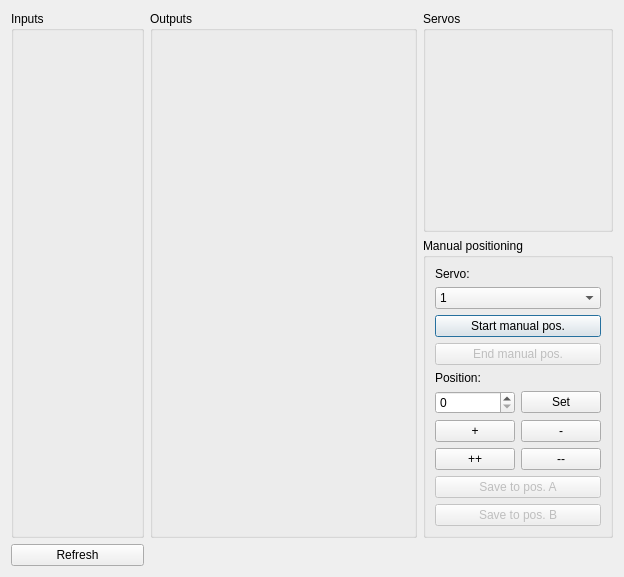
Old version of the form ui/modules/mtbunisio.ui in the repository kmzbrnoI/mtb-config-tool.
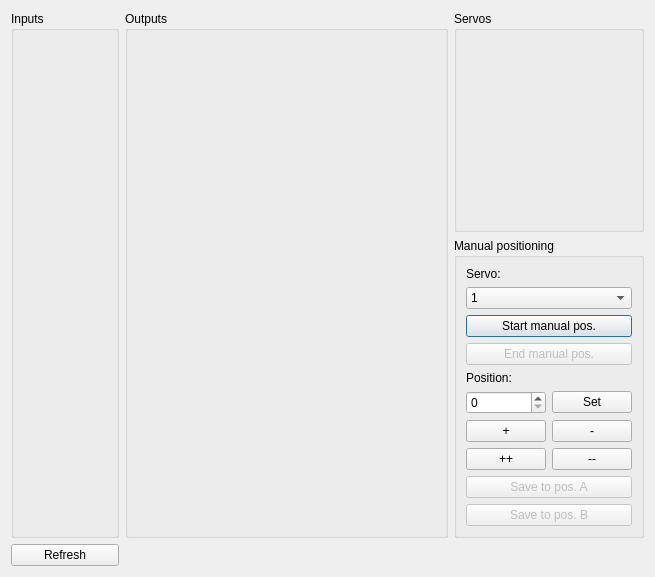
New version of the form.

```diff
--- a/ui/modules/mtbunisio.ui
+++ b/ui/modules/mtbunisio.ui
@@ -6,14 +6,14 @@
    <rect>
     <x>0</x>
     <y>0</y>
-    <width>624</width>
+    <width>655</width>
     <height>577</height>
    </rect>
   </property>
   <property name="windowTitle">
    <string notr="true">Dialog</string>
   </property>
-  <layout class="QGridLayout" name="gridLayout" columnstretch="1,2,1">
+  <layout class="QGridLayout" name="gridLayout" columnstretch="1,3,1">
    <item row="0" column="0" rowspan="2">
     <widget class="QGroupBox" name="gb_inputs">
      <property name="sizePolicy">
```
